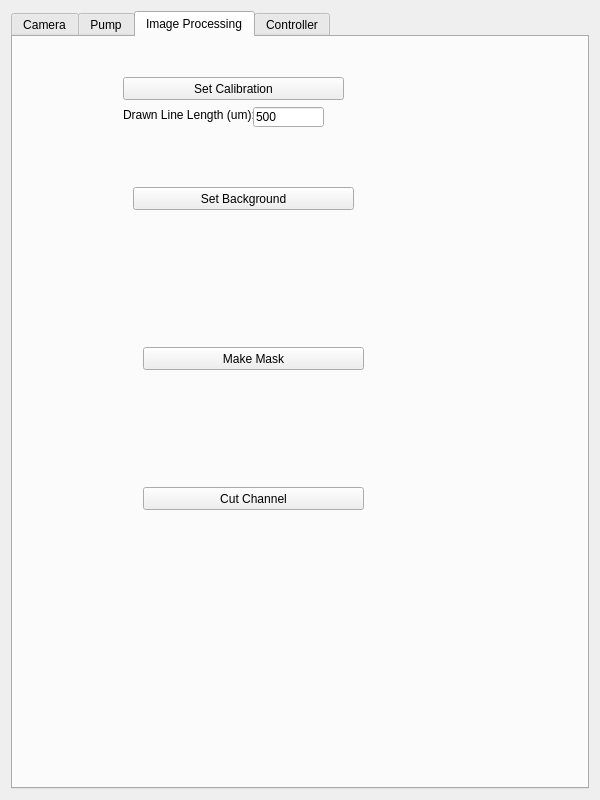
The window that EVA00/ueva/setup.ui (DaveSketchySpeedway/RoboDrop) describes before a commit, drawn with Qt 5.
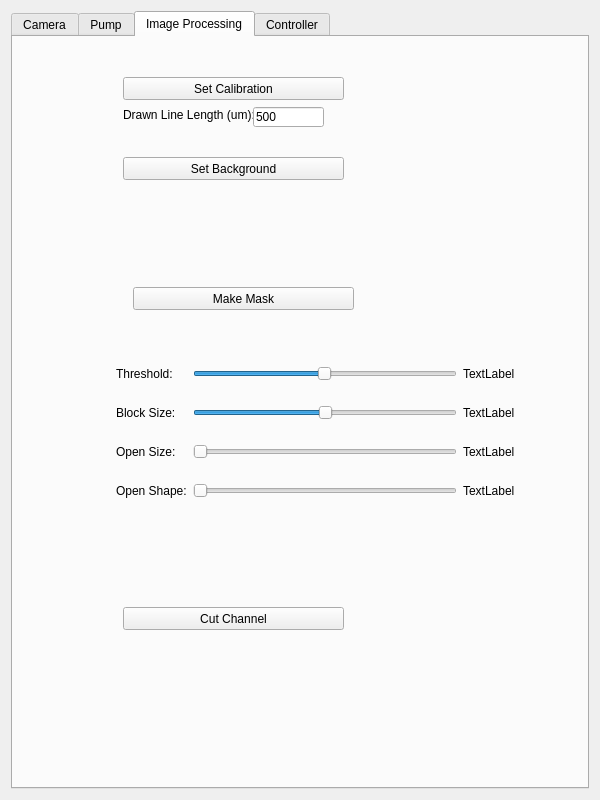
The same window after the commit.

Diff of the .ui file:
```diff
--- a/EVA00/ueva/setup.ui
+++ b/EVA00/ueva/setup.ui
@@ -20,7 +20,7 @@
    <string>Setup</string>
   </property>
   <layout class="QGridLayout" name="gridLayout">
-   <item row="0" column="0">
+   <item row="0" column="1">
     <widget class="QTabWidget" name="tabWidget">
      <property name="currentIndex">
       <number>2</number>
@@ -161,8 +161,8 @@
       <widget class="QPushButton" name="bkgdButton">
        <property name="geometry">
         <rect>
-         <x>120</x>
-         <y>150</y>
+         <x>110</x>
+         <y>120</y>
          <width>221</width>
          <height>23</height>
         </rect>
@@ -177,8 +177,8 @@
       <widget class="QPushButton" name="maskButton">
        <property name="geometry">
         <rect>
-         <x>130</x>
-         <y>310</y>
+         <x>120</x>
+         <y>250</y>
          <width>221</width>
          <height>23</height>
         </rect>
@@ -193,8 +193,8 @@
       <widget class="QPushButton" name="channelButton">
        <property name="geometry">
         <rect>
-         <x>130</x>
-         <y>450</y>
+         <x>110</x>
+         <y>570</y>
          <width>221</width>
          <height>23</height>
         </rect>
@@ -248,6 +248,141 @@
         <string>500</string>
        </property>
       </widget>
+      <widget class="QWidget" name="layoutWidget">
+       <property name="geometry">
+        <rect>
+         <x>92</x>
+         <y>300</y>
+         <width>421</width>
+         <height>191</height>
+        </rect>
+       </property>
+       <layout class="QGridLayout" name="gridLayout_5">
+        <item row="0" column="0">
+         <widget class="QLabel" name="label_8">
+          <property name="text">
+           <string>Threshold:</string>
+          </property>
+         </widget>
+        </item>
+        <item row="0" column="1">
+         <widget class="QSlider" name="thresholdSlider">
+          <property name="maximum">
+           <number>255</number>
+          </property>
+          <property name="pageStep">
+           <number>5</number>
+          </property>
+          <property name="value">
+           <number>127</number>
+          </property>
+          <property name="orientation">
+           <enum>Qt::Horizontal</enum>
+          </property>
+         </widget>
+        </item>
+        <item row="0" column="2">
+         <widget class="QLabel" name="thresholdLabel">
+          <property name="text">
+           <string>TextLabel</string>
+          </property>
+         </widget>
+        </item>
+        <item row="1" column="0">
+         <widget class="QLabel" name="label_10">
+          <property name="text">
+           <string>Block Size:</string>
+          </property>
+         </widget>
+        </item>
+        <item row="1" column="1">
+         <widget class="QSlider" name="blockSlider">
+          <property name="maximum">
+           <number>10</number>
+          </property>
+          <property name="pageStep">
+           <number>1</number>
+          </property>
+          <property name="value">
+           <number>5</number>
+          </property>
+          <property name="sliderPosition">
+           <number>5</number>
+          </property>
+          <property name="orientation">
+           <enum>Qt::Horizontal</enum>
+          </property>
+         </widget>
+        </item>
+        <item row="1" column="2">
+         <widget class="QLabel" name="blockLabel">
+          <property name="text">
+           <string>TextLabel</string>
+          </property>
+         </widget>
+        </item>
+        <item row="2" column="0">
+         <widget class="QLabel" name="label_14">
+          <property name="text">
+           <string>Open Size:</string>
+          </property>
+         </widget>
+        </item>
+        <item row="2" column="1">
+         <widget class="QSlider" name="openSizeSlider">
+          <property name="maximum">
+           <number>10</number>
+          </property>
+          <property name="pageStep">
+           <number>1</number>
+          </property>
+          <property name="value">
+           <number>0</number>
+          </property>
+          <property name="sliderPosition">
+           <number>0</number>
+          </property>
+          <property name="orientation">
+           <enum>Qt::Horizontal</enum>
+          </property>
+         </widget>
+        </item>
+        <item row="2" column="2">
+         <widget class="QLabel" name="openSizeLabel">
+          <property name="text">
+           <string>TextLabel</string>
+          </property>
+         </widget>
+        </item>
+        <item row="3" column="0">
+         <widget class="QLabel" name="label_12">
+          <property name="text">
+           <string>Open Shape:</string>
+          </property>
+         </widget>
+        </item>
+        <item row="3" column="1">
+         <widget class="QSlider" name="openShapeSlider">
+          <property name="maximum">
+           <number>2</number>
+          </property>
+          <property name="pageStep">
+           <number>1</number>
+          </property>
+          <property name="orientation">
+           <enum>Qt::Horizontal</enum>
+          </property>
+         </widget>
+        </item>
+        <item row="3" column="2">
+         <widget class="QLabel" name="openShapeLabel">
+          <property name="text">
+           <string>TextLabel</string>
+          </property>
+         </widget>
+        </item>
+       </layout>
+      </widget>
      </widget>
      <widget class="QWidget" name="ctrlTab">
       <attribute name="title">
```
